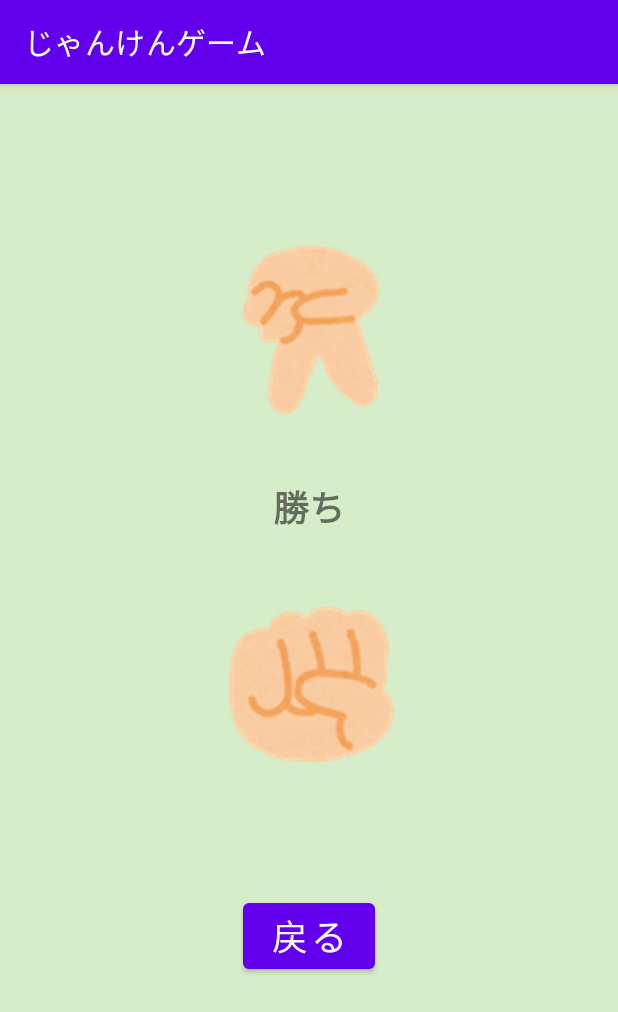
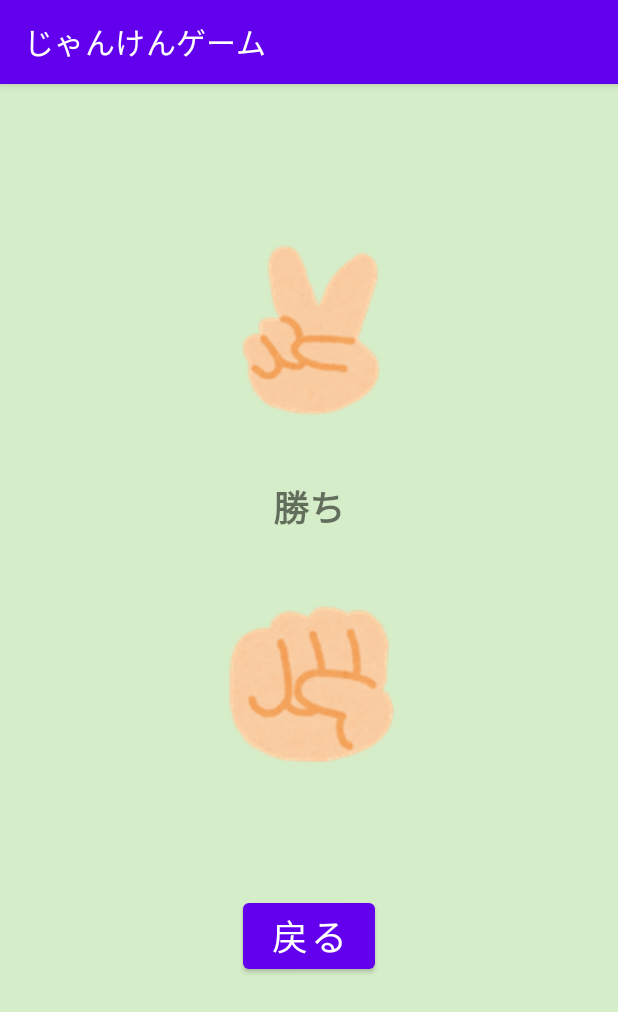
Before and after one commit to nameko710/zyanken, an Android app: the screen it shows after launch (ResultActivity), after a tap on "決定", on a phone screen of 412 x 824 dp. Shown: the top 1012 px of the screen. Run offline under Robolectric (Android 15) with nearby library versions, the phone set to English and light mode, and no system bars.

Commit message:
ConstraintLayoutに変更

```diff
--- a/app/src/main/res/layout/activity_result.xml
+++ b/app/src/main/res/layout/activity_result.xml
@@ -1,6 +1,7 @@
 <?xml version="1.0" encoding="utf-8"?>
 
-<RelativeLayout xmlns:android="http://schemas.android.com/apk/res/android"
+<androidx.constraintlayout.widget.ConstraintLayout xmlns:android="http://schemas.android.com/apk/res/android"
+    xmlns:app="http://schemas.android.com/apk/res-auto"
     android:layout_width="match_parent"
     android:layout_height="match_parent"
     android:background="#405CB62A">
@@ -9,11 +10,12 @@
         android:id="@+id/ivProgram"
         android:layout_width="120dp"
         android:layout_height="120dp"
-        android:layout_alignParentTop="true"
-        android:layout_centerHorizontal="true"
         android:layout_marginTop="104dp"
         android:contentDescription="@string/program_hand"
-        android:rotationX="180" />
+        app:layout_constraintEnd_toEndOf="parent"
+        app:layout_constraintHorizontal_bias="0.5"
+        app:layout_constraintStart_toStartOf="parent"
+        app:layout_constraintTop_toTopOf="parent" />
 
     <ImageView
         android:id="@+id/ivPlayer"
@@ -22,7 +24,10 @@
         android:layout_below="@+id/tvResult"
         android:layout_centerHorizontal="true"
         android:layout_marginTop="40dp"
-        android:contentDescription="@string/player_hand" />
+        android:contentDescription="@string/player_hand"
+        app:layout_constraintEnd_toEndOf="parent"
+        app:layout_constraintStart_toStartOf="parent"
+        app:layout_constraintTop_toBottomOf="@+id/tvResult" />
 
     <TextView
         android:id="@+id/tvResult"
@@ -33,7 +38,10 @@
         android:layout_marginTop="40dp"
         android:textAlignment="center"
         android:textSize="24sp"
-        android:textStyle="bold" />
+        android:textStyle="bold"
+        app:layout_constraintEnd_toEndOf="parent"
+        app:layout_constraintStart_toStartOf="parent"
+        app:layout_constraintTop_toBottomOf="@+id/ivProgram" />
 
     <Button
         android:id="@+id/btBack"
@@ -43,6 +51,9 @@
         android:layout_centerHorizontal="true"
         android:layout_marginTop="80dp"
         android:text="@string/bt_back"
-        android:textSize="24sp" />
+        android:textSize="24sp"
+        app:layout_constraintEnd_toEndOf="parent"
+        app:layout_constraintStart_toStartOf="parent"
+        app:layout_constraintTop_toBottomOf="@+id/ivPlayer" />
 
-</RelativeLayout>
+</androidx.constraintlayout.widget.ConstraintLayout>
```
Also changed, not shown: app/src/main/res/layout/activity_main.xml (+21 -11 lines).
